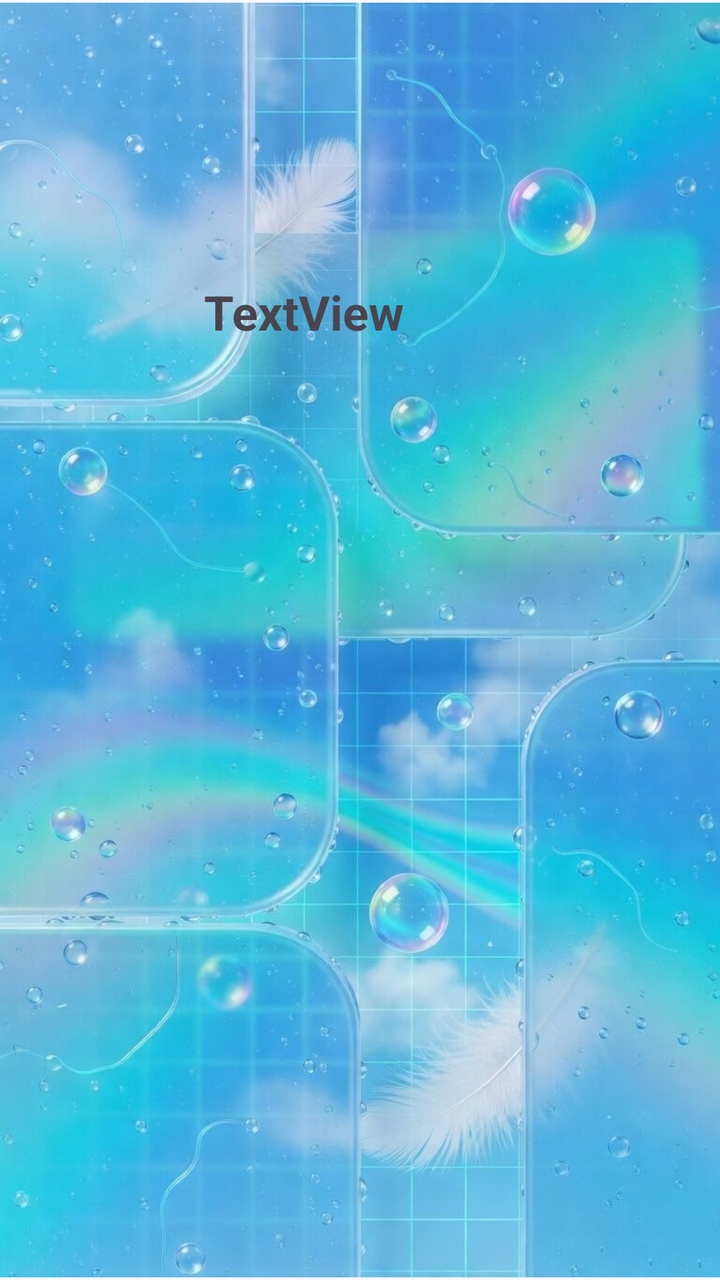
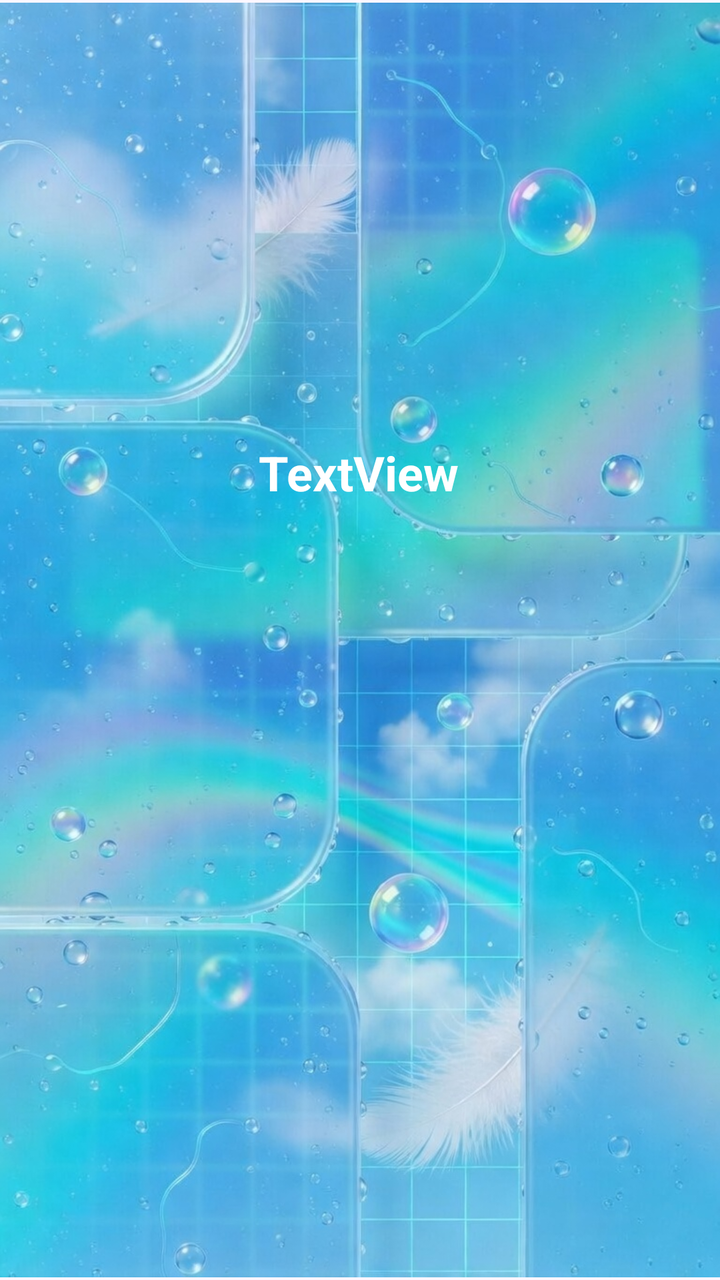

Two renders of the same Android screen: before a commit and after it. Below are the layout's source before the change and the commit's diff.
<!-- AndroidManifest.xml: application theme Theme.QueHacemosHoy -->
<!-- res/layout/activity_decideforme.xml -->
<?xml version="1.0" encoding="utf-8"?>
<androidx.constraintlayout.widget.ConstraintLayout xmlns:android="http://schemas.android.com/apk/res/android"
    xmlns:app="http://schemas.android.com/apk/res-auto"
    xmlns:tools="http://schemas.android.com/tools"
    android:id="@+id/main"
    android:layout_width="match_parent"
    android:layout_height="match_parent"
    tools:context=".decideforme">

    <ImageView
        android:id="@+id/fondo"
        android:layout_width="match_parent"
        android:layout_height="match_parent"
        app:srcCompat="@drawable/ic_register_background"
        tools:layout_editor_absoluteX="0dp"
        tools:layout_editor_absoluteY="33dp" />

    <TextView
        android:id="@+id/textView"
        android:layout_width="wrap_content"
        android:layout_height="wrap_content"
        android:text="TextView"
        android:textAlignment="center"
        android:textSize="24sp"
        android:textStyle="bold"
        app:layout_constraintBottom_toBottomOf="parent"
        app:layout_constraintEnd_toEndOf="parent"
        app:layout_constraintHorizontal_bias="0.392"
        app:layout_constraintStart_toStartOf="parent"
        app:layout_constraintTop_toTopOf="parent"
        app:layout_constraintVertical_bias="0.23" />

</androidx.constraintlayout.widget.ConstraintLayout>
<!-- resources referenced by this layout -->
<resources>
  <!-- drawable ic_register_background: jpg bitmap (drawable, 222380 bytes) -->
  <style name="Theme.QueHacemosHoy" parent="Base.Theme.QueHacemosHoy" />
  <style name="Base.Theme.QueHacemosHoy" parent="Theme.Material3.DayNight.NoActionBar">
          
          
      </style>
</resources>

<!-- the commit's change to res/layout/activity_decideforme.xml (unified diff, before → after) -->
@@ -11,23 +11,27 @@
         android:id="@+id/fondo"
         android:layout_width="match_parent"
         android:layout_height="match_parent"
+        android:foregroundTint="#BA3535"
+        android:foregroundTintMode="multiply"
         app:srcCompat="@drawable/ic_register_background"
         tools:layout_editor_absoluteX="0dp"
-        tools:layout_editor_absoluteY="33dp" />
+        tools:layout_editor_absoluteY="0dp" />
 
     <TextView
         android:id="@+id/textView"
         android:layout_width="wrap_content"
         android:layout_height="wrap_content"
+        android:layout_marginTop="220dp"
+        android:shadowColor="#0092C7"
+        android:shadowDx="30"
         android:text="TextView"
         android:textAlignment="center"
+        android:textColor="#FFFFFF"
         android:textSize="24sp"
         android:textStyle="bold"
-        app:layout_constraintBottom_toBottomOf="parent"
         app:layout_constraintEnd_toEndOf="parent"
-        app:layout_constraintHorizontal_bias="0.392"
+        app:layout_constraintHorizontal_bias="0.498"
         app:layout_constraintStart_toStartOf="parent"
-        app:layout_constraintTop_toTopOf="parent"
-        app:layout_constraintVertical_bias="0.23" />
+        app:layout_constraintTop_toTopOf="parent" />
 
 </androidx.constraintlayout.widget.ConstraintLayout>
